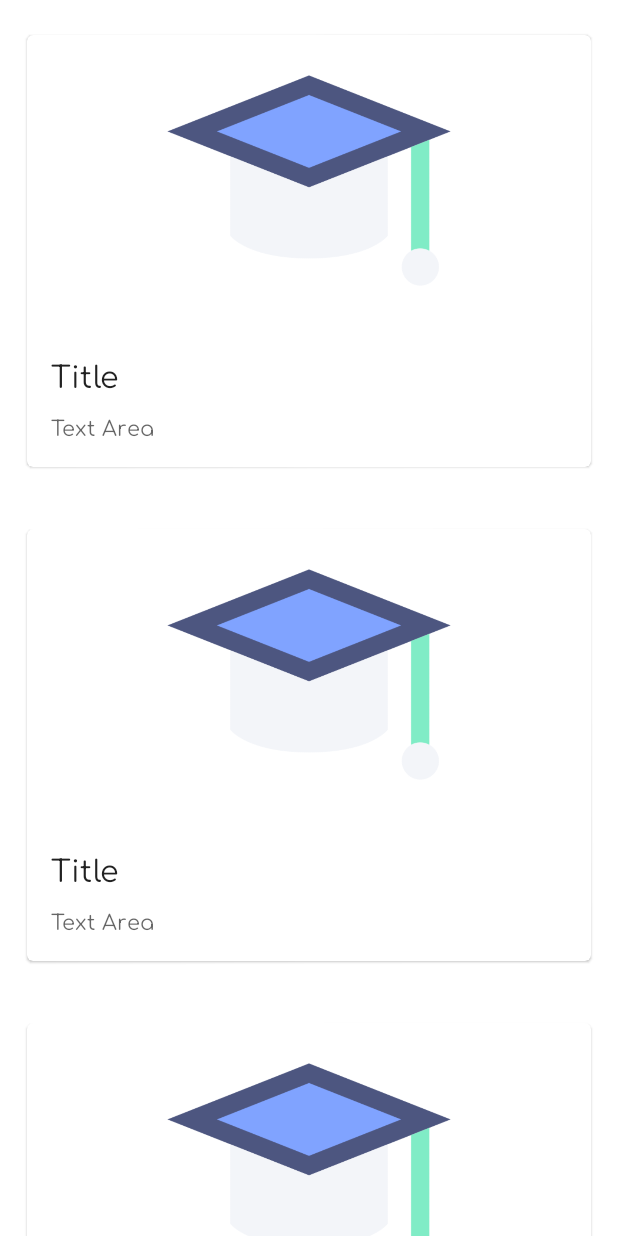
After one commit to erolaksoy/flash-card-app-kotlin, an Android app: the layout flash_card_main_fragment.xml on its own in the app's theme, with its tools: preview values and no code run, on a phone screen of 412 x 824 dp. The commit adds this screen. Run offline under Robolectric (Android 15) with nearby library versions, the phone set to English and light mode, and no system bars.

Commit message:
flashcardmain,gridlayout, GridLayoutAdapter.kt added, interface onclick method added

```diff
--- a/app/build.gradle
+++ b/app/build.gradle
@@ -43,6 +43,9 @@ dependencies {
     implementation 'androidx.appcompat:appcompat:1.2.0'
     implementation 'com.google.android.material:material:1.3.0'
     implementation 'androidx.constraintlayout:constraintlayout:2.0.4'
+    implementation 'androidx.legacy:legacy-support-v4:1.0.0'
+    implementation 'androidx.lifecycle:lifecycle-livedata-ktx:2.3.1'
+    implementation 'androidx.lifecycle:lifecycle-viewmodel-ktx:2.3.1'
     testImplementation 'junit:junit:4.+'
     androidTestImplementation 'androidx.test.ext:junit:1.1.2'
     androidTestImplementation 'androidx.test.espresso:espresso-core:3.3.0'
--- a/app/src/main/AndroidManifest.xml
+++ b/app/src/main/AndroidManifest.xml
@@ -15,11 +15,11 @@
         android:theme="@style/Theme.FlashCardApp"
         android:usesCleartextTraffic="true">
         <activity android:name=".ui.login.LoginActivity"/>
-        <activity android:name=".ui.user.UserActivity" />
-        <activity android:name=".ui.launch.LaunchActivity">
+        <activity android:name=".ui.launch.LaunchActivity"/>
+
+        <activity android:name=".ui.user.UserActivity">
             <intent-filter>
                 <action android:name="android.intent.action.MAIN" />
-
                 <category android:name="android.intent.category.LAUNCHER" />
             </intent-filter>
         </activity>
--- /dev/null
+++ b/app/src/main/res/layout/flash_card_main_fragment.xml
@@ -0,0 +1,26 @@
+<?xml version="1.0" encoding="utf-8"?>
+<layout xmlns:android="http://schemas.android.com/apk/res/android"
+    xmlns:app="http://schemas.android.com/apk/res-auto"
+    xmlns:tools="http://schemas.android.com/tools">
+
+    <androidx.constraintlayout.widget.ConstraintLayout
+        android:layout_width="match_parent"
+        android:layout_height="match_parent"
+        tools:context=".ui.flashcardmain.FlashCardMain">
+
+        <GridLayout
+            android:id="@+id/gridLayout"
+            android:layout_width="match_parent"
+            android:layout_height="match_parent">
+
+            <androidx.recyclerview.widget.RecyclerView
+                android:id="@+id/gridView"
+                android:layout_width="match_parent"
+                android:layout_height="match_parent"
+                android:horizontalSpacing="16dp"
+                android:numColumns="2"
+
+                tools:listitem="@layout/grid_layout_item" />
+        </GridLayout>
+    </androidx.constraintlayout.widget.ConstraintLayout>
+</layout>
--- /dev/null
+++ b/app/src/main/res/layout/grid_layout_item.xml
@@ -0,0 +1,69 @@
+<?xml version="1.0" encoding="utf-8"?>
+<layout xmlns:android="http://schemas.android.com/apk/res/android"
+    xmlns:app="http://schemas.android.com/apk/res-auto"
+    xmlns:tools="http://schemas.android.com/tools">
+
+    <androidx.constraintlayout.widget.ConstraintLayout
+        android:layout_width="match_parent"
+        android:layout_height="wrap_content"
+        android:layout_marginTop="5dp"
+        android:padding="10dp">
+
+        <com.google.android.material.card.MaterialCardView
+            android:id="@+id/card"
+            android:layout_width="match_parent"
+            android:layout_height="wrap_content"
+            android:layout_margin="8dp"
+            android:elevation="22dp"
+            app:cardCornerRadius="4dp"
+            app:layout_constraintBottom_toBottomOf="parent"
+            app:layout_constraintEnd_toEndOf="parent"
+            app:layout_constraintStart_toStartOf="parent"
+            app:layout_constraintTop_toTopOf="parent">
+
+            <LinearLayout
+                android:layout_width="match_parent"
+                android:layout_height="wrap_content"
+                android:orientation="vertical">
+
+                <!-- Media -->
+                <ImageView
+                    android:layout_width="match_parent"
+                    android:layout_height="194dp"
+                    android:adjustViewBounds="true"
+                    android:contentDescription="userimage"
+                    app:srcCompat="@drawable/user_image" />
+
+                <LinearLayout
+                    android:layout_width="match_parent"
+                    android:layout_height="wrap_content"
+                    android:orientation="vertical"
+                    android:padding="16dp">
+
+                    <!-- Title, secondary and supporting text -->
+                    <TextView
+                        android:id="@+id/title"
+                        android:layout_width="wrap_content"
+                        android:layout_height="wrap_content"
+                        android:text="Title"
+                        android:textAppearance="?attr/textAppearanceHeadline6" />
+
+                    <TextView
+                        android:id="@+id/text"
+                        android:layout_width="wrap_content"
+                        android:layout_height="wrap_content"
+                        android:layout_marginTop="8dp"
+                        android:text="Text Area"
+                        android:textAppearance="?attr/textAppearanceBody2"
+                        android:textColor="?android:attr/textColorSecondary" />
+
+                </LinearLayout>
+
+                <!-- Buttons -->
+
+
+            </LinearLayout>
+
+        </com.google.android.material.card.MaterialCardView>
+    </androidx.constraintlayout.widget.ConstraintLayout>
+</layout>
--- a/app/src/main/res/values/colors.xml
+++ b/app/src/main/res/values/colors.xml
@@ -7,4 +7,13 @@
     <color name="teal_700">#FF018786</color>
     <color name="black">#FF000000</color>
     <color name="white">#FFFFFFFF</color>
+
+    <color name="primary">#03A9F4</color>
+    <color name="primary_dark">#0288D1</color>
+    <color name="primary_light">#B3E5FC</color>
+    <color name="accent">#536DFE</color>
+    <color name="primary_text">#212121</color>
+    <color name="secondary_text">#757575</color>
+    <color name="icons">#FFFFFF</color>
+    <color name="divider">#BDBDBD</color>
 </resources>
--- a/app/src/main/res/values/strings.xml
+++ b/app/src/main/res/values/strings.xml
@@ -1,3 +1,4 @@
 <resources>
     <string name="app_name">FlashCardApp</string>
+    <string name="app_name_res">My Flash Cards</string>
 </resources>
--- a/app/src/main/res/values/themes.xml
+++ b/app/src/main/res/values/themes.xml
@@ -2,15 +2,25 @@
     <!-- Base application theme. -->
     <style name="Theme.FlashCardApp" parent="Theme.MaterialComponents.DayNight.NoActionBar">
         <!-- Primary brand color. -->
-        <item name="colorPrimary">@color/purple_500</item>
+        <item name="android:fontFamily">@font/comfortaa</item>
+        <item name="colorPrimary">@color/primary</item>
+        <item name="android:colorPrimaryDark">@color/primary_dark</item>
         <item name="colorPrimaryVariant">@color/purple_700</item>
         <item name="colorOnPrimary">@color/white</item>
+
         <!-- Secondary brand color. -->
-        <item name="colorSecondary">@color/teal_200</item>
+
+        <item name="colorSecondary">@color/accent</item>
         <item name="colorSecondaryVariant">@color/teal_700</item>
-        <item name="colorOnSecondary">@color/black</item>
+        <item name="colorOnSecondary">@color/secondary_text</item>
         <!-- Status bar color. -->
         <item name="android:statusBarColor" tools:targetApi="l">?attr/colorPrimaryVariant</item>
         <!-- Customize your theme here. -->
     </style>
+
+    <style name="CustomText" parent="Widget.AppCompat.TextView">
+        <item name="android:fontFamily">@font/comfortaa</item>
+        <item name="android:textColor">@color/white</item>
+        <item name="android:textSize">16sp</item>
+    </style>
 </resources>
```
Also changed, not shown: app/src/main/java/com/example/flashcardapp/ui/flashcardmain/FlashCardMain.kt (added, +46 -0 lines), app/src/main/java/com/example/flashcardapp/ui/flashcardmain/FlashCardMainViewModel.kt (added, +7 -0 lines), app/src/main/java/com/example/flashcardapp/ui/flashcardmain/GridLayoutAdapter.kt (added, +41 -0 lines), app/src/main/res/layout/activity_user.xml (+11 -0 lines), app/src/main/res/layout/custom_toolbar.xml (added, +45 -0 lines), app/src/main/res/navigation/main_navigation.xml (added, +18 -0 lines), app/src/main/res/drawable-v24/user_image.png (added).
